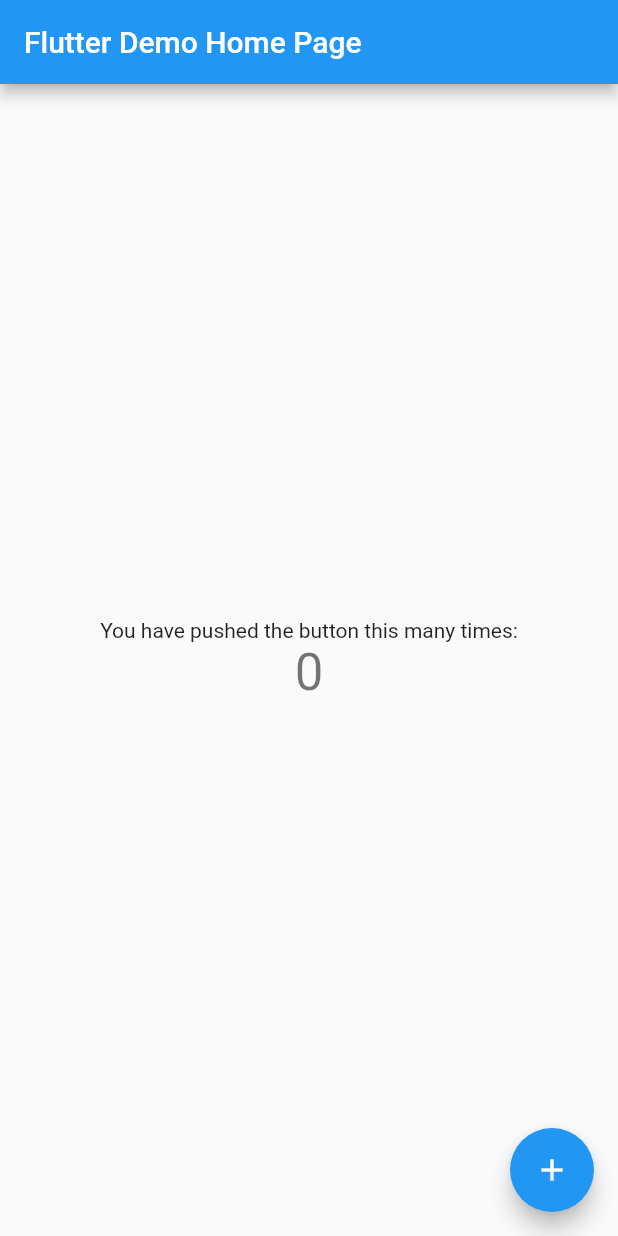
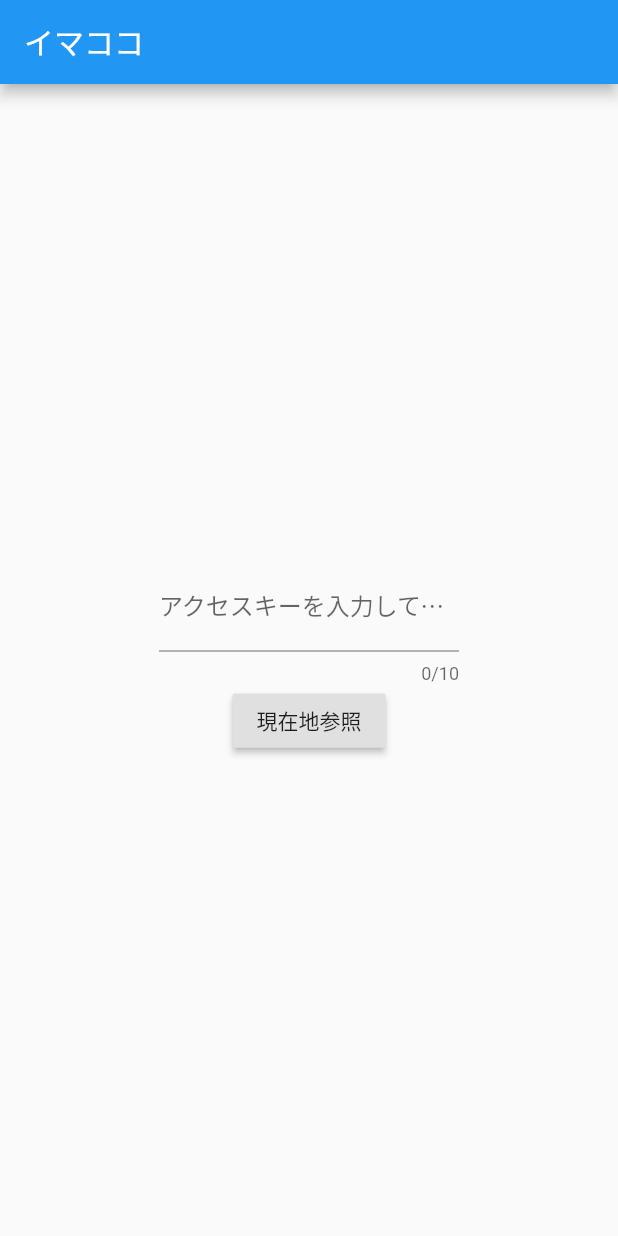
Before and after one commit to newburu/imakoko-flutter, a Flutter app: the screen it shows after launch, on a phone screen of 412 x 824 dp. Run offline on Flutter 3.47's test engine with Material 2 defaults, Android fonts, the phone set to English and light mode, and no system bars.

Commit message:
メイン画面からMAP画面への遷移

```diff
--- a/lib/main.dart
+++ b/lib/main.dart
@@ -1,117 +1,77 @@
 import 'package:flutter/material.dart';
+import 'package:imakoko/map_page.dart';
 
 void main() {
   runApp(MyApp());
 }
 
 class MyApp extends StatelessWidget {
-  // This widget is the root of your application.
   @override
   Widget build(BuildContext context) {
     return MaterialApp(
-      title: 'Flutter Demo',
-      theme: ThemeData(
-        // This is the theme of your application.
-        //
-        // Try running your application with "flutter run". You'll see the
-        // application has a blue toolbar. Then, without quitting the app, try
-        // changing the primarySwatch below to Colors.green and then invoke
-        // "hot reload" (press "r" in the console where you ran "flutter run",
-        // or simply save your changes to "hot reload" in a Flutter IDE).
-        // Notice that the counter didn't reset back to zero; the application
-        // is not restarted.
-        primarySwatch: Colors.blue,
-        // This makes the visual density adapt to the platform that you run
-        // the app on. For desktop platforms, the controls will be smaller and
-        // closer together (more dense) than on mobile platforms.
-        visualDensity: VisualDensity.adaptivePlatformDensity,
-      ),
-      home: MyHomePage(title: 'Flutter Demo Home Page'),
+      title: 'イマココ',
+      theme: ThemeData.light(),
+      darkTheme: ThemeData.dark(),
+      home: TopPage(title: 'イマココ'),
     );
   }
 }
 
-class MyHomePage extends StatefulWidget {
-  MyHomePage({Key key, this.title}) : super(key: key);
-
-  // This widget is the home page of your application. It is stateful, meaning
-  // that it has a State object (defined below) that contains fields that affect
-  // how it looks.
-
-  // This class is the configuration for the state. It holds the values (in this
-  // case the title) provided by the parent (in this case the App widget) and
-  // used by the build method of the State. Fields in a Widget subclass are
-  // always marked "final".
+class TopPage extends StatefulWidget {
+  TopPage({Key key, this.title}) : super(key: key);
 
   final String title;
 
   @override
-  _MyHomePageState createState() => _MyHomePageState();
+  _TopPageState createState() => _TopPageState();
 }
 
-class _MyHomePageState extends State<MyHomePage> {
-  int _counter = 0;
-
-  void _incrementCounter() {
-    setState(() {
-      // This call to setState tells the Flutter framework that something has
-      // changed in this State, which causes it to rerun the build method below
-      // so that the display can reflect the updated values. If we changed
-      // _counter without calling setState(), then the build method would not be
-      // called again, and so nothing would appear to happen.
-      _counter++;
-    });
-  }
-
+class _TopPageState extends State<TopPage> {
   @override
   Widget build(BuildContext context) {
-    // This method is rerun every time setState is called, for instance as done
-    // by the _incrementCounter method above.
-    //
-    // The Flutter framework has been optimized to make rerunning build methods
-    // fast, so that you can just rebuild anything that needs updating rather
-    // than having to individually change instances of widgets.
+    String accessKey;
+
     return Scaffold(
       appBar: AppBar(
-        // Here we take the value from the MyHomePage object that was created by
-        // the App.build method, and use it to set our appbar title.
         title: Text(widget.title),
       ),
       body: Center(
-        // Center is a layout widget. It takes a single child and positions it
-        // in the middle of the parent.
         child: Column(
-          // Column is also a layout widget. It takes a list of children and
-          // arranges them vertically. By default, it sizes itself to fit its
-          // children horizontally, and tries to be as tall as its parent.
-          //
-          // Invoke "debug painting" (press "p" in the console, choose the
-          // "Toggle Debug Paint" action from the Flutter Inspector in Android
-          // Studio, or the "Toggle Debug Paint" command in Visual Studio Code)
-          // to see the wireframe for each widget.
-          //
-          // Column has various properties to control how it sizes itself and
-          // how it positions its children. Here we use mainAxisAlignment to
-          // center the children vertically; the main axis here is the vertical
-          // axis because Columns are vertical (the cross axis would be
-          // horizontal).
           mainAxisAlignment: MainAxisAlignment.center,
           children: <Widget>[
-            Text(
-              'You have pushed the button this many times:',
+            new Container(
+              width: 200.0,
+              child: new TextField(
+                enabled: true,
+                // 入力数
+                maxLength: 10,
+                maxLengthEnforced: true,
+                style: TextStyle(color: Colors.black),
+                obscureText: false,
+                maxLines: 1,
+                decoration: const InputDecoration(
+                  hintText: '',
+                  labelText: 'アクセスキーを入力してください *',
+                ),
+                onChanged: (value) {
+                  accessKey = value;
+                },
+              ),
             ),
-            Text(
-              '$_counter',
-              style: Theme.of(context).textTheme.headline4,
+            new RaisedButton(
+              child: Text("現在地参照"),
+              onPressed: () {
+                Navigator.push(
+                  context,
+                  MaterialPageRoute(
+                    builder: (context) => MapPage(accessKey),
+                  ),
+                );
+              },
             ),
           ],
         ),
       ),
-      floatingActionButton: FloatingActionButton(
-        onPressed: _incrementCounter,
-        tooltip: 'Increment',
-        child: Icon(Icons.add),
-      ), // This trailing comma makes auto-formatting nicer for build methods.
     );
   }
 }
```
Also changed, not shown: lib/map_page.dart (added, +22 -0 lines), 1 other file.
